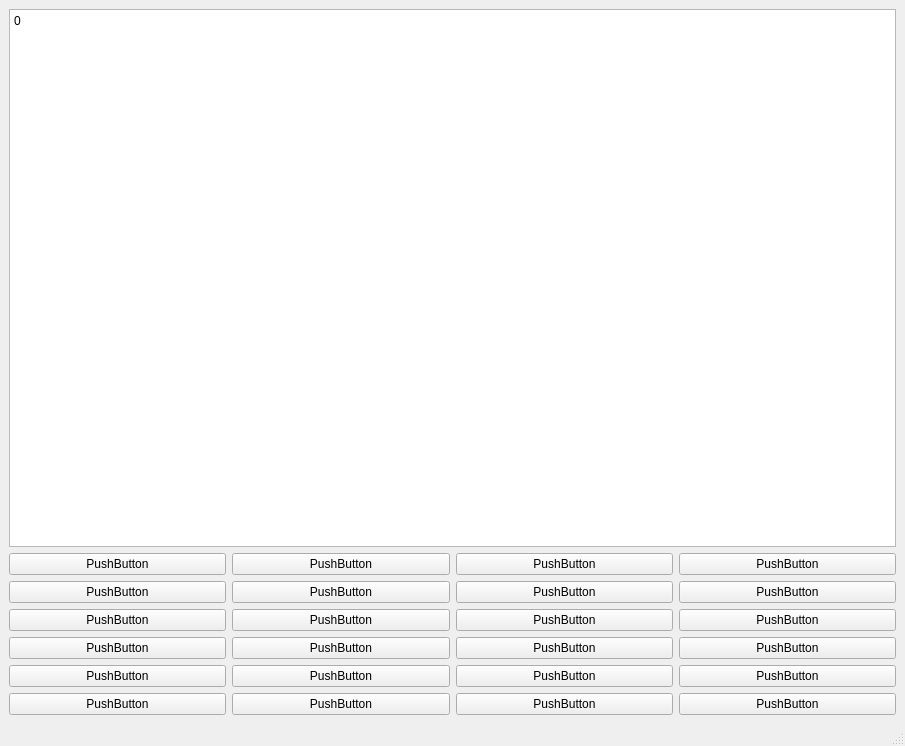
Above: PyQt/Projects/Layout UI/main.ui from 0Swat/Programming-courses before the change. Below: the same form after it.
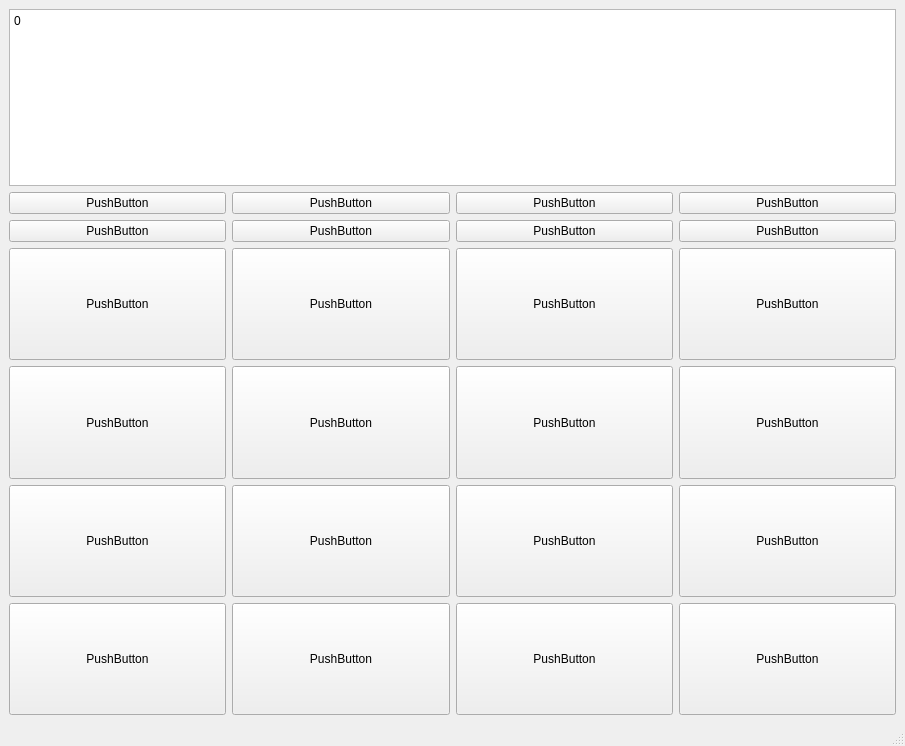
That is the form after the change.

Patch:
```diff
--- a/PyQt/Projects/Layout UI/main.ui
+++ b/PyQt/Projects/Layout UI/main.ui
@@ -15,25 +15,33 @@
   </property>
   <widget class="QWidget" name="centralwidget">
    <layout class="QGridLayout" name="gridLayout_2">
-    <item row="0" column="0">
-     <layout class="QVBoxLayout" name="verticalLayout_3" stretch="1,8,16">
+    <item row="2" column="0">
+     <layout class="QVBoxLayout" name="verticalLayout" stretch="8,16">
       <item>
-       <layout class="QVBoxLayout" name="verticalLayout">
+       <layout class="QVBoxLayout" name="verticalLayout_2">
         <item>
          <widget class="QPlainTextEdit" name="plainTextEdit">
+          <property name="sizePolicy">
+           <sizepolicy hsizetype="Minimum" vsizetype="Maximum">
+            <horstretch>0</horstretch>
+            <verstretch>0</verstretch>
+           </sizepolicy>
+          </property>
           <property name="plainText">
            <string>0</string>
           </property>
          </widget>
         </item>
-       </layout>
-      </item>
-      <item>
-       <layout class="QVBoxLayout" name="verticalLayout_2">
         <item>
          <layout class="QHBoxLayout" name="horizontalLayout_2">
           <item>
            <widget class="QPushButton" name="pushButton_22">
+            <property name="sizePolicy">
+             <sizepolicy hsizetype="Expanding" vsizetype="Expanding">
+              <horstretch>0</horstretch>
+              <verstretch>0</verstretch>
+             </sizepolicy>
+            </property>
             <property name="text">
              <string>PushButton</string>
             </property>
@@ -41,6 +49,12 @@
           </item>
           <item>
            <widget class="QPushButton" name="pushButton_23">
+            <property name="sizePolicy">
+             <sizepolicy hsizetype="Expanding" vsizetype="Expanding">
+              <horstretch>0</horstretch>
+              <verstretch>0</verstretch>
+             </sizepolicy>
+            </property>
             <property name="text">
              <string>PushButton</string>
             </property>
@@ -48,6 +62,12 @@
           </item>
           <item>
            <widget class="QPushButton" name="pushButton_21">
+            <property name="sizePolicy">
+             <sizepolicy hsizetype="Expanding" vsizetype="Expanding">
+              <horstretch>0</horstretch>
+              <verstretch>0</verstretch>
+             </sizepolicy>
+            </property>
             <property name="text">
              <string>PushButton</string>
             </property>
@@ -55,6 +75,12 @@
           </item>
           <item>
            <widget class="QPushButton" name="pushButton_24">
+            <property name="sizePolicy">
+             <sizepolicy hsizetype="Expanding" vsizetype="Expanding">
+              <horstretch>0</horstretch>
+              <verstretch>0</verstretch>
+             </sizepolicy>
+            </property>
             <property name="text">
              <string>PushButton</string>
             </property>
@@ -66,6 +92,12 @@
          <layout class="QHBoxLayout" name="horizontalLayout">
           <item>
            <widget class="QPushButton" name="pushButton_20">
+            <property name="sizePolicy">
+             <sizepolicy hsizetype="Expanding" vsizetype="Expanding">
+              <horstretch>0</horstretch>
+              <verstretch>0</verstretch>
+             </sizepolicy>
+            </property>
             <property name="text">
              <string>PushButton</string>
             </property>
@@ -73,6 +105,12 @@
           </item>
           <item>
            <widget class="QPushButton" name="pushButton_19">
+            <property name="sizePolicy">
+             <sizepolicy hsizetype="Expanding" vsizetype="Expanding">
+              <horstretch>0</horstretch>
+              <verstretch>0</verstretch>
+             </sizepolicy>
+            </property>
             <property name="text">
              <string>PushButton</string>
             </property>
@@ -80,6 +118,12 @@
           </item>
           <item>
            <widget class="QPushButton" name="pushButton_18">
+            <property name="sizePolicy">
+             <sizepolicy hsizetype="Expanding" vsizetype="Expanding">
+              <horstretch>0</horstretch>
+              <verstretch>0</verstretch>
+             </sizepolicy>
+            </property>
             <property name="text">
              <string>PushButton</string>
             </property>
@@ -87,6 +131,12 @@
           </item>
           <item>
            <widget class="QPushButton" name="pushButton_17">
+            <property name="sizePolicy">
+             <sizepolicy hsizetype="Expanding" vsizetype="Expanding">
+              <horstretch>0</horstretch>
+              <verstretch>0</verstretch>
+             </sizepolicy>
+            </property>
             <property name="text">
              <string>PushButton</string>
             </property>
@@ -100,6 +150,12 @@
        <layout class="QGridLayout" name="gridLayout">
         <item row="0" column="2">
          <widget class="QPushButton" name="pushButton_12">
+          <property name="sizePolicy">
+           <sizepolicy hsizetype="Expanding" vsizetype="Expanding">
+            <horstretch>0</horstretch>
+            <verstretch>0</verstretch>
+           </sizepolicy>
+          </property>
           <property name="text">
            <string>PushButton</string>
           </property>
@@ -107,6 +163,12 @@
         </item>
         <item row="3" column="0">
          <widget class="QPushButton" name="pushButton">
+          <property name="sizePolicy">
+           <sizepolicy hsizetype="Expanding" vsizetype="Expanding">
+            <horstretch>0</horstretch>
+            <verstretch>0</verstretch>
+           </sizepolicy>
+          </property>
           <property name="text">
            <string>PushButton</string>
           </property>
@@ -114,6 +176,12 @@
         </item>
         <item row="2" column="0">
          <widget class="QPushButton" name="pushButton_2">
+          <property name="sizePolicy">
+           <sizepolicy hsizetype="Expanding" vsizetype="Expanding">
+            <horstretch>0</horstretch>
+            <verstretch>0</verstretch>
+           </sizepolicy>
+          </property>
           <property name="text">
            <string>PushButton</string>
           </property>
@@ -121,6 +189,12 @@
         </item>
         <item row="1" column="0">
          <widget class="QPushButton" name="pushButton_3">
+          <property name="sizePolicy">
+           <sizepolicy hsizetype="Expanding" vsizetype="Expanding">
+            <horstretch>0</horstretch>
+            <verstretch>0</verstretch>
+           </sizepolicy>
+          </property>
           <property name="text">
            <string>PushButton</string>
           </property>
@@ -128,6 +202,12 @@
         </item>
         <item row="1" column="2">
          <widget class="QPushButton" name="pushButton_7">
+          <property name="sizePolicy">
+           <sizepolicy hsizetype="Expanding" vsizetype="Expanding">
+            <horstretch>0</horstretch>
+            <verstretch>0</verstretch>
+           </sizepolicy>
+          </property>
           <property name="text">
            <string>PushButton</string>
           </property>
@@ -135,6 +215,12 @@
         </item>
         <item row="2" column="1">
          <widget class="QPushButton" name="pushButton_4">
+          <property name="sizePolicy">
+           <sizepolicy hsizetype="Expanding" vsizetype="Expanding">
+            <horstretch>0</horstretch>
+            <verstretch>0</verstretch>
+           </sizepolicy>
+          </property>
           <property name="text">
            <string>PushButton</string>
           </property>
@@ -142,6 +228,12 @@
         </item>
         <item row="2" column="2">
          <widget class="QPushButton" name="pushButton_5">
+          <property name="sizePolicy">
+           <sizepolicy hsizetype="Expanding" vsizetype="Expanding">
+            <horstretch>0</horstretch>
+            <verstretch>0</verstretch>
+           </sizepolicy>
+          </property>
           <property name="text">
            <string>PushButton</string>
           </property>
@@ -149,6 +241,12 @@
         </item>
         <item row="1" column="1">
          <widget class="QPushButton" name="pushButton_6">
+          <property name="sizePolicy">
+           <sizepolicy hsizetype="Expanding" vsizetype="Expanding">
+            <horstretch>0</horstretch>
+            <verstretch>0</verstretch>
+           </sizepolicy>
+          </property>
           <property name="text">
            <string>PushButton</string>
           </property>
@@ -156,6 +254,12 @@
         </item>
         <item row="0" column="0">
          <widget class="QPushButton" name="pushButton_10">
+          <property name="sizePolicy">
+           <sizepolicy hsizetype="Expanding" vsizetype="Expanding">
+            <horstretch>0</horstretch>
+            <verstretch>0</verstretch>
+           </sizepolicy>
+          </property>
           <property name="text">
            <string>PushButton</string>
           </property>
@@ -163,6 +267,12 @@
         </item>
         <item row="0" column="1">
          <widget class="QPushButton" name="pushButton_11">
+          <property name="sizePolicy">
+           <sizepolicy hsizetype="Expanding" vsizetype="Expanding">
+            <horstretch>0</horstretch>
+            <verstretch>0</verstretch>
+           </sizepolicy>
+          </property>
           <property name="text">
            <string>PushButton</string>
           </property>
@@ -170,6 +280,12 @@
         </item>
         <item row="3" column="1">
          <widget class="QPushButton" name="pushButton_8">
+          <property name="sizePolicy">
+           <sizepolicy hsizetype="Expanding" vsizetype="Expanding">
+            <horstretch>0</horstretch>
+            <verstretch>0</verstretch>
+           </sizepolicy>
+          </property>
           <property name="text">
            <string>PushButton</string>
           </property>
@@ -177,6 +293,12 @@
         </item>
         <item row="3" column="2">
          <widget class="QPushButton" name="pushButton_9">
+          <property name="sizePolicy">
+           <sizepolicy hsizetype="Expanding" vsizetype="Expanding">
+            <horstretch>0</horstretch>
+            <verstretch>0</verstretch>
+           </sizepolicy>
+          </property>
           <property name="text">
            <string>PushButton</string>
           </property>
@@ -184,6 +306,12 @@
         </item>
         <item row="0" column="3">
          <widget class="QPushButton" name="pushButton_13">
+          <property name="sizePolicy">
+           <sizepolicy hsizetype="Expanding" vsizetype="Expanding">
+            <horstretch>0</horstretch>
+            <verstretch>0</verstretch>
+           </sizepolicy>
+          </property>
           <property name="text">
            <string>PushButton</string>
           </property>
@@ -191,6 +319,12 @@
         </item>
         <item row="1" column="3">
          <widget class="QPushButton" name="pushButton_14">
+          <property name="sizePolicy">
+           <sizepolicy hsizetype="Expanding" vsizetype="Expanding">
+            <horstretch>0</horstretch>
+            <verstretch>0</verstretch>
+           </sizepolicy>
+          </property>
           <property name="text">
            <string>PushButton</string>
           </property>
@@ -198,6 +332,12 @@
         </item>
         <item row="2" column="3">
          <widget class="QPushButton" name="pushButton_15">
+          <property name="sizePolicy">
+           <sizepolicy hsizetype="Expanding" vsizetype="Expanding">
+            <horstretch>0</horstretch>
+            <verstretch>0</verstretch>
+           </sizepolicy>
+          </property>
           <property name="text">
            <string>PushButton</string>
           </property>
@@ -205,6 +345,12 @@
         </item>
         <item row="3" column="3">
          <widget class="QPushButton" name="pushButton_16">
+          <property name="sizePolicy">
+           <sizepolicy hsizetype="Expanding" vsizetype="Expanding">
+            <horstretch>0</horstretch>
+            <verstretch>0</verstretch>
+           </sizepolicy>
+          </property>
           <property name="text">
            <string>PushButton</string>
           </property>
```
